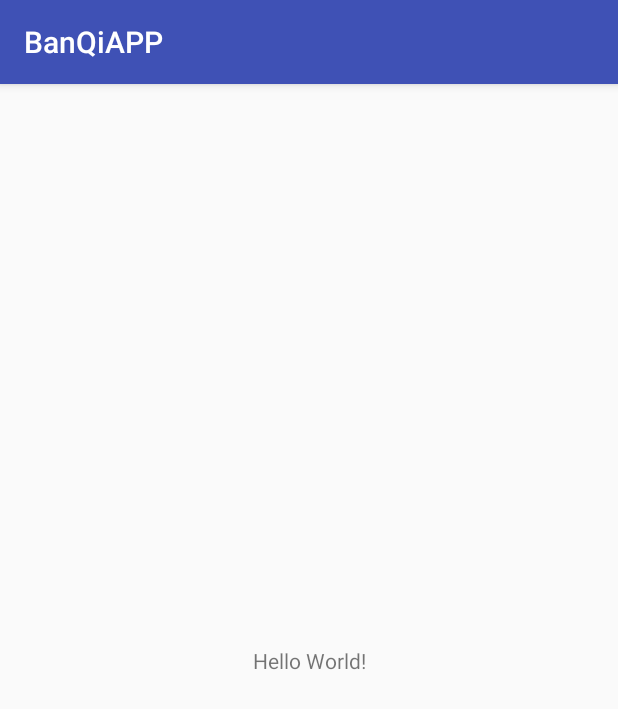
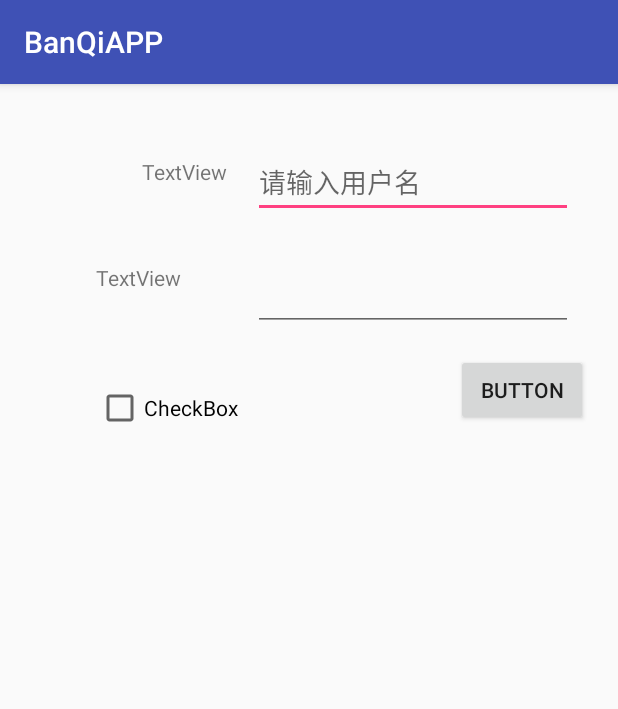
Before and after one commit to yzn359663400/BanQiAPP, an Android app: the screen it shows after launch (MainActivity), on a phone screen of 412 x 824 dp. Shown: the top 709 px of the screen. Run offline under Robolectric (Android 15) with nearby library versions, the phone set to English and light mode, and no system bars; libraries missing offline, so code that uses them is left out: android.net.sip; 6 statements that could not run were skipped.

```diff
--- a/app/src/main/AndroidManifest.xml
+++ b/app/src/main/AndroidManifest.xml
@@ -2,7 +2,9 @@
 <manifest xmlns:android="http://schemas.android.com/apk/res/android"
     package="com.example.b0.banqiapp">
 
+    <uses-permission android:name="android.permission.INTERNET" />
     <application
+        android:name="org.litepal.LitePalApplication"
         android:allowBackup="true"
         android:icon="@mipmap/ic_launcher"
         android:label="@string/app_name"
--- a/app/src/main/res/layout/activity_main.xml
+++ b/app/src/main/res/layout/activity_main.xml
@@ -4,15 +4,81 @@
     xmlns:tools="http://schemas.android.com/tools"
     android:layout_width="match_parent"
     android:layout_height="match_parent"
-    tools:context=".MainActivity">
+    tools:context=".MainActivity"
+    tools:layout_editor_absoluteY="81dp">
 
     <TextView
+        android:id="@+id/textView"
         android:layout_width="wrap_content"
         android:layout_height="wrap_content"
-        android:text="Hello World!"
-        app:layout_constraintBottom_toBottomOf="parent"
-        app:layout_constraintLeft_toLeftOf="parent"
-        app:layout_constraintRight_toRightOf="parent"
+        android:layout_marginEnd="17dp"
+        android:layout_marginRight="17dp"
+        android:layout_marginTop="7dp"
+        android:text="TextView"
+        app:layout_constraintEnd_toStartOf="@+id/editText"
+        app:layout_constraintTop_toTopOf="@+id/editText"
+        tools:text="用户名：" />
+
+    <TextView
+        android:id="@+id/textView2"
+        android:layout_width="wrap_content"
+        android:layout_height="wrap_content"
+        android:layout_marginLeft="64dp"
+        android:layout_marginStart="64dp"
+        android:text="TextView"
+        app:layout_constraintStart_toStartOf="parent"
+        app:layout_constraintTop_toTopOf="@+id/editText2"
+        tools:text="密  码:" />
+
+    <Button
+        android:id="@+id/button"
+        android:layout_width="wrap_content"
+        android:layout_height="wrap_content"
+        android:layout_marginEnd="20dp"
+        android:layout_marginRight="20dp"
+        android:layout_marginTop="180dp"
+        android:text="Button"
+        android:onClick="onClick"
+        app:layout_constraintEnd_toEndOf="parent"
+        app:layout_constraintTop_toTopOf="parent"
+        tools:text="登录" />
+
+
+    <EditText
+        android:id="@+id/editText"
+        android:layout_width="wrap_content"
+        android:layout_height="wrap_content"
+        android:layout_marginEnd="30dp"
+        android:layout_marginRight="30dp"
+        android:layout_marginTop="41dp"
+        android:ems="10"
+        android:hint="请输入用户名"
+        android:inputType="textPersonName"
+        app:layout_constraintEnd_toEndOf="parent"
         app:layout_constraintTop_toTopOf="parent" />
 
+    <EditText
+        android:id="@+id/editText2"
+        android:layout_width="wrap_content"
+        android:layout_height="wrap_content"
+        android:layout_marginBottom="15dp"
+        android:layout_marginEnd="10dp"
+        android:layout_marginRight="10dp"
+        android:ems="10"
+        android:inputType="textPassword"
+        app:layout_constraintBottom_toTopOf="@+id/button"
+        app:layout_constraintEnd_toEndOf="@+id/button" />
+
+    <CheckBox
+        android:id="@+id/checkBox"
+        android:layout_width="wrap_content"
+        android:layout_height="wrap_content"
+        android:layout_marginLeft="64dp"
+        android:layout_marginStart="64dp"
+        android:layout_marginTop="35dp"
+        android:text="CheckBox"
+        app:layout_constraintStart_toStartOf="parent"
+        app:layout_constraintTop_toBottomOf="@+id/editText2"
+        tools:text="是否记住密码" />
+
 </android.support.constraint.ConstraintLayout>
```
Also changed, not shown: app/build.gradle (+8 -1 lines), app/src/main/assets/litepal.xml (added, +11 -0 lines), app/src/main/java/com/example/b0/banqiapp/MainActivity.java (+76 -1 lines), app/src/main/java/com/example/b0/banqiapp/mode/com/example/b0/banqiapp/DataUserTable.java (added, +42 -0 lines), app/src/main/java/com/example/b0/banqiapp/mode/com/example/b0/banqiapp/User.java (added, +32 -0 lines).
